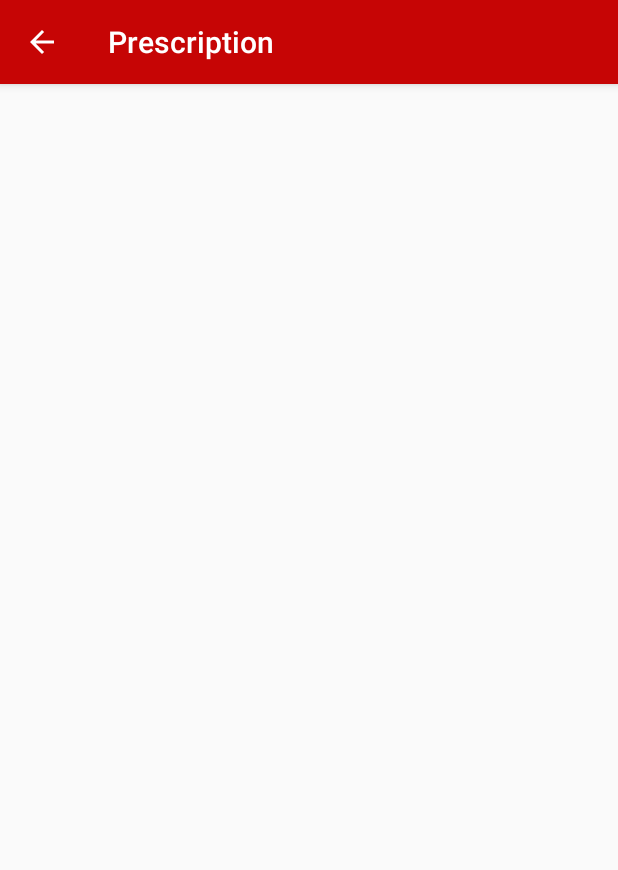
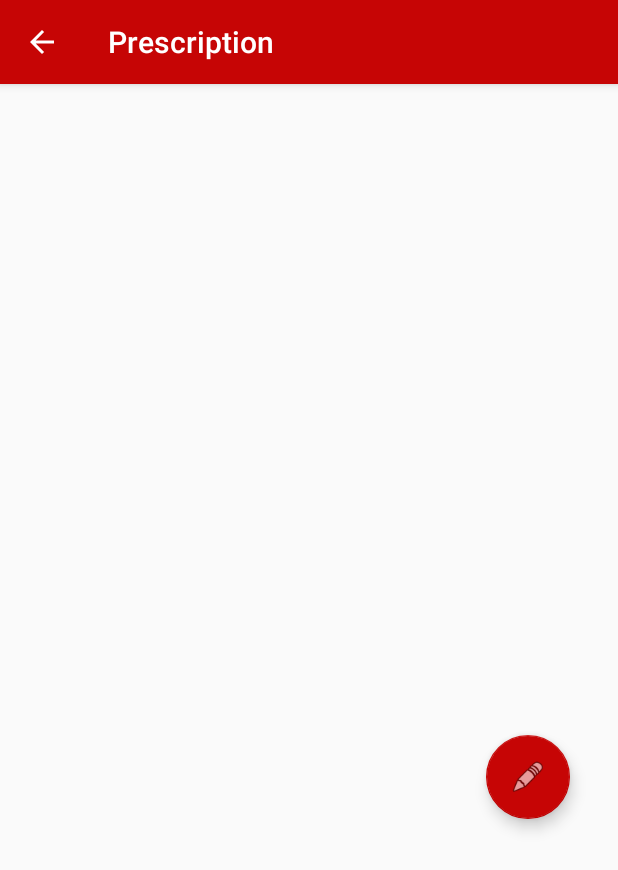
Before and after one commit to prernanain27/HealthAssistant, an Android app: the ViewPrescription screen opened directly, with no data from a screen before it, on a phone screen of 412 x 824 dp. Shown: the top 870 px of the screen. Run offline under Robolectric (Android 15) with nearby library versions, the phone set to English and light mode, and no system bars.

```diff
--- a/app/src/main/java/example/healthassistant/Activities/ViewMedicine.java
+++ b/app/src/main/java/example/healthassistant/Activities/ViewMedicine.java
@@ -35,7 +35,6 @@ public class ViewMedicine extends Activity {
     private SQLiteDatabase mDb;
     SQLiteOpenHelper db;
     List<Medicine> viewMedicines = new ArrayList<Medicine>();
-
     ViewPrescription viewPrescription;
 
     @Override
@@ -68,7 +67,6 @@ public class ViewMedicine extends Activity {
         });
     }
 
-
     public  List<Medicine> getMedicineData(String prescriptionName, String disease) {
         Log.d("ViewMedicine","Entered Get Medicine Data Method");
         String whereClause = DbContract.DbEntryPrescription.COLUMN_PRESCRIPTION_NAME + "=?  and " + DbContract.DbEntryPrescription.COLUMN_DISEASE + "=?";
@@ -78,7 +76,6 @@ public class ViewMedicine extends Activity {
         db =  new DbHelper(getApplicationContext());
         mDb = db.getWritableDatabase();
         Cursor cursor = null;
-
         try {
             cursor = mDb.query(DbContract.DbEntryPrescription.TABLE_NAME, viewPrescription.ALL_COLUMNS, whereClause, whereArgs, null, null, null);
             int indexMedName = cursor.getColumnIndex(DbContract.DbEntryPrescription.COLUMN_MED_NAME);
@@ -110,7 +107,6 @@ public class ViewMedicine extends Activity {
                     times.add(cursor.getString(indexMedTime_AD));
                     med.setMedTime(times);
                     viewMedicines.add(med);
-
                     Log.d("GetMedicineData"," Inside Cursor Loop MedicineName Index: " + cursor.getString(indexMedName));
                 }
             }
@@ -119,41 +115,13 @@ public class ViewMedicine extends Activity {
         } finally {
             if (cursor != null) {
                 cursor.close();
+
             }
         }
         db.close();
         return viewMedicines;
     }
 
-   /* private String getDisease(String prescriptionName) {
-        String diseaseName = "";
-        String whereClause = DbContract.DbEntryPrescription.COLUMN_PRESCRIPTION_NAME + "=?";
-        String[] whereArgs = {prescriptionName};
-        mContext = getApplicationContext();
-        db =  new DbHelper(getApplicationContext());
-        mDb = db.getWritableDatabase();
-        Cursor cursor = null;
-        try {
-
-            cursor = mDb.query(DbContract.DbEntryPrescription.TABLE_NAME, viewPrescription.ALL_COLUMNS, whereClause, whereArgs, null, null, null);
-            int indexDisease = cursor.getColumnIndex(DbContract.DbEntryPrescription.COLUMN_DISEASE);
-            Log.d("getDisease","Disease Name Index " + indexDisease);
-            if (cursor.getCount() > 0) {
-                while (cursor.moveToNext()) {
-                    diseaseName = cursor.getString(indexDisease);
-                    Log.d("getDisease", diseaseName);
-                }
-            }
-        } catch (Exception e) {
-            Log.d("Populate List View", " exception details: " + e);
-        } finally {
-
-            db.close();
-
-        }
-        return diseaseName;
-    }
-*/
     private class MedicineAdapter extends BaseAdapter {
         @Override
         public int getCount() {
@@ -177,8 +145,6 @@ public class ViewMedicine extends Activity {
             }
 
             String[] medTime = viewMedicines.get(position).getMedTime().toArray(new String[0]);
-            /*((TextView) convertView.findViewById(R.id.list_item_med_tv))
-                    .setText(getItem(position));*/
 
             TextView tv = (TextView) convertView.findViewById(R.id.list_item_med_tv) ;
             TextView tv1 = (TextView) convertView.findViewById(R.id.list_item_med_tv_heading) ;
--- a/app/src/main/res/layout/activity_view_prescription.xml
+++ b/app/src/main/res/layout/activity_view_prescription.xml
@@ -1,15 +1,20 @@
 <?xml version="1.0" encoding="utf-8"?>
 <RelativeLayout xmlns:android="http://schemas.android.com/apk/res/android"
     xmlns:tools="http://schemas.android.com/tools"
+    xmlns:app="http://schemas.android.com/apk/res-auto"
     android:id="@+id/activity_view_prescription"
     android:layout_width="match_parent"
+    android:orientation="vertical"
     android:layout_height="match_parent"
     android:paddingBottom="@dimen/activity_vertical_margin"
     android:paddingLeft="16dp"
     android:paddingRight="16dp"
     android:paddingTop="@dimen/activity_vertical_margin"
     tools:context="example.healthassistant.Activities.ViewPrescription">
-
+    <LinearLayout
+        android:layout_width="match_parent"
+        android:layout_height="wrap_content"
+        android:orientation="vertical">
     <TextView
         android:layout_width="wrap_content"
         android:layout_height="wrap_content"
@@ -20,6 +25,20 @@
 
     <ListView
         android:layout_width="match_parent"
-        android:layout_height="match_parent"
+        android:layout_height="380dp"
         android:id="@+id/prescriptionList"></ListView>
+
+    <android.support.design.widget.FloatingActionButton
+        android:id="@+id/editFab"
+        android:layout_width="wrap_content"
+        android:layout_height="wrap_content"
+        android:layout_gravity="bottom|end"
+        android:layout_margin="@dimen/fab_margin"
+        app:fabSize="normal"
+        android:layout_alignParentEnd="true"
+        android:layout_alignParentRight="true"
+        android:baselineAlignBottom="true"
+        app:srcCompat="@android:drawable/ic_menu_edit" />
+
+    </LinearLayout>
 </RelativeLayout>
```
Also changed, not shown: app/src/main/java/example/healthassistant/Activities/ViewPrescription.java (+63 -4 lines), app/src/main/res/layout/prescription_item.xml (+21 -7 lines).
